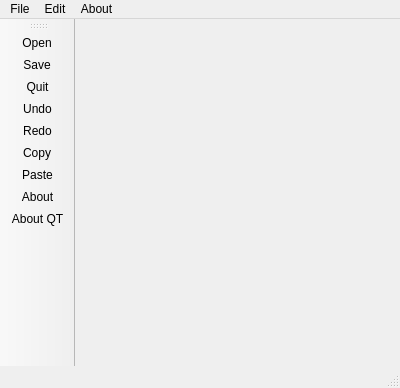
Before: the Qt Designer form QMenuBar/mainwindow.ui in hy0417sage/studyQtQml, drawn with Qt 5.
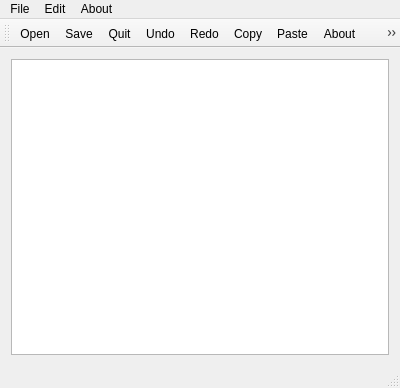
After: the same form once the commit is applied. Icons and pictures are not drawn.

Patch:
```diff
--- a/QMenuBar/mainwindow.ui
+++ b/QMenuBar/mainwindow.ui
@@ -13,7 +13,13 @@
   <property name="windowTitle">
    <string>MainWindow</string>
   </property>
-  <widget class="QWidget" name="centralWidget"/>
+  <widget class="QWidget" name="centralWidget">
+   <layout class="QVBoxLayout" name="verticalLayout">
+    <item>
+     <widget class="QTextEdit" name="textEdit"/>
+    </item>
+   </layout>
+  </widget>
   <widget class="QMenuBar" name="menuBar">
    <property name="geometry">
     <rect>
@@ -55,7 +61,7 @@
   </widget>
   <widget class="QToolBar" name="mainToolBar">
    <attribute name="toolBarArea">
-    <enum>LeftToolBarArea</enum>
+    <enum>TopToolBarArea</enum>
    </attribute>
    <attribute name="toolBarBreak">
     <bool>true</bool>
```
Left out of the diff: 6 changed lines with no effect on the pictures.
